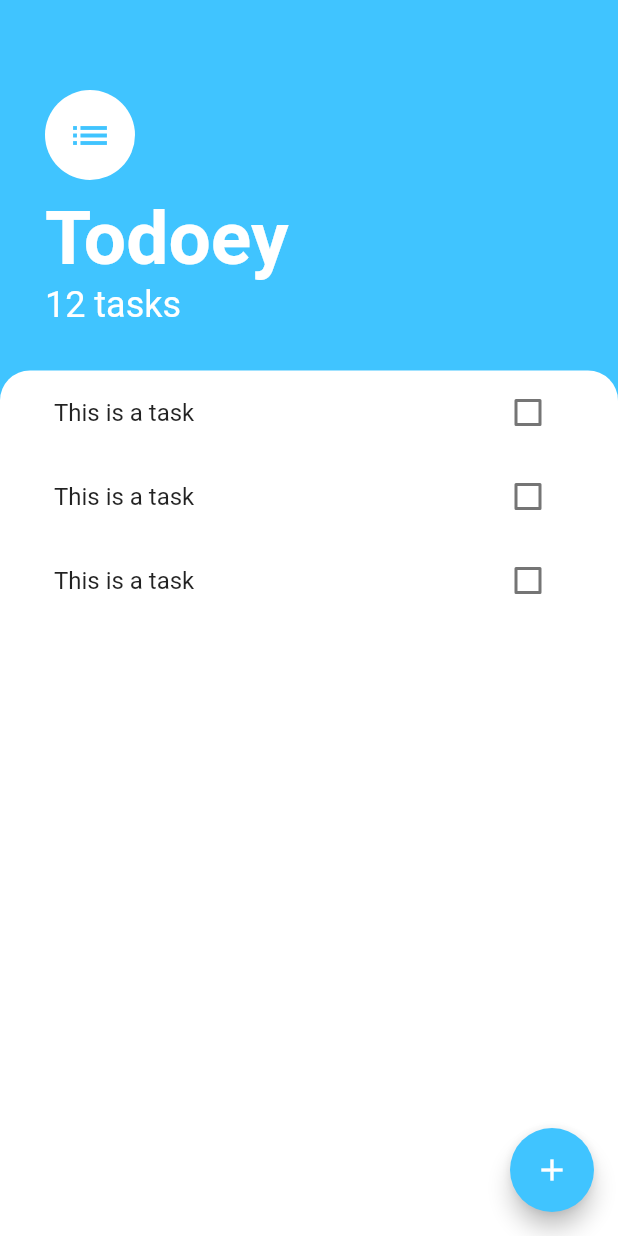
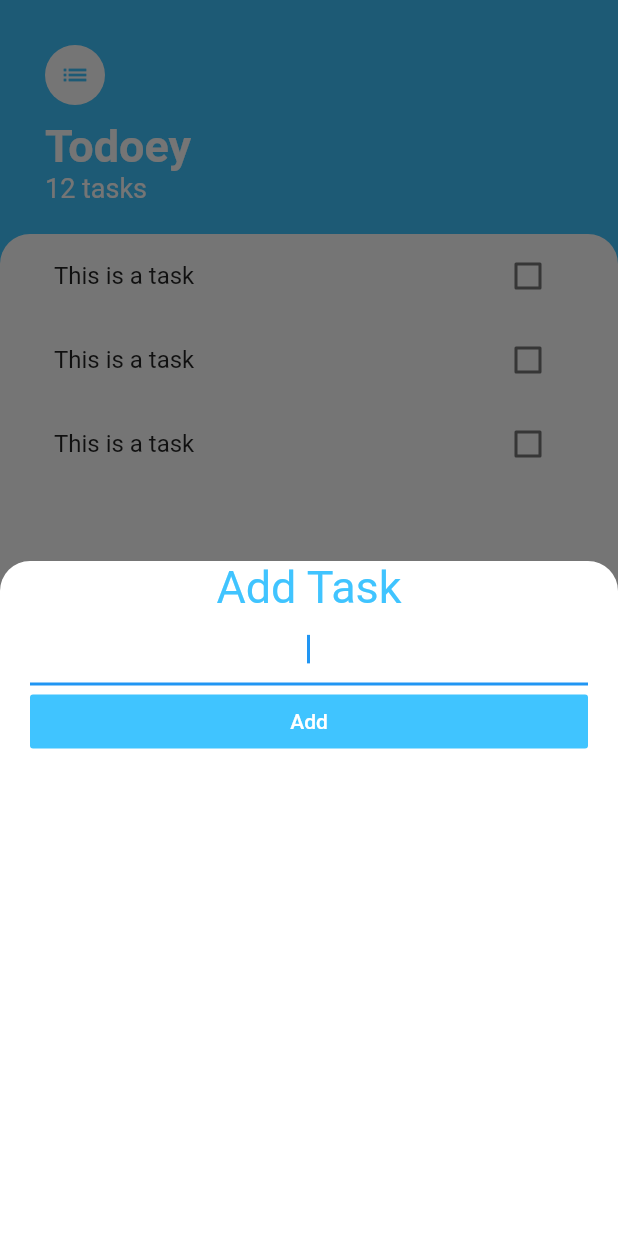
Before and after one commit to Eldot/todoey_flutter, a Flutter app: the screen it shows after launch, after a tap on the "add" icon, on a phone screen of 412 x 824 dp. Run offline on Flutter 3.47's test engine with Material 2 defaults, Android fonts, the phone set to English and light mode, and no system bars.

Commit message:
Added a non-functioning AddTaskScreen

```diff
--- /dev/null
+++ b/lib/screens/add_task_screen.dart
@@ -0,0 +1,48 @@
+import 'package:flutter/material.dart';
+
+class AddTaskScreen extends StatelessWidget {
+  @override
+  Widget build(BuildContext context) {
+    return Container(
+      color: Color(0xff757575),
+      height: 450.0,
+      child: Container(
+        padding: EdgeInsets.symmetric(horizontal: 20.0),
+        decoration: BoxDecoration(
+          color: Colors.white,
+          borderRadius: BorderRadius.only(
+            topLeft: Radius.circular(20.0),
+            topRight: Radius.circular(20.0),
+          ),
+        ),
+        child: Column(
+          crossAxisAlignment: CrossAxisAlignment.stretch,
+          children: [
+            Text(
+              'Add Task',
+              textAlign: TextAlign.center,
+              style: TextStyle(
+                fontSize: 30.0,
+                color: Colors.lightBlueAccent,
+              ),
+            ),
+            TextField(
+              autofocus: true, // to pop up the keyboard automatically
+              textAlign: TextAlign.center,
+            ),
+            FlatButton(
+              child: Text(
+                'Add',
+                style: TextStyle(
+                  color: Colors.white,
+                ),
+              ),
+              color: Colors.lightBlueAccent,
+              onPressed: () {},
+            ),
+          ],
+        ),
+      ),
+    );
+  }
+}
--- a/lib/screens/tasks_screen.dart
+++ b/lib/screens/tasks_screen.dart
@@ -1,5 +1,6 @@
 import 'package:flutter/material.dart';
 import 'package:todoey_flutter/widgets/tasks_list.dart';
+import 'add_task_screen.dart';
 
 class TasksScreen extends StatelessWidget {
   @override
@@ -8,7 +9,12 @@ class TasksScreen extends StatelessWidget {
       backgroundColor: Colors.lightBlueAccent,
       floatingActionButton: FloatingActionButton(
         backgroundColor: Colors.lightBlueAccent,
-        onPressed: () {},
+        onPressed: () {
+          showModalBottomSheet(
+              isScrollControlled: true,
+              context: context,
+              builder: (context) => AddTaskScreen());
+        },
         child: Icon(Icons.add),
       ),
       body: Column(
@@ -16,18 +22,18 @@ class TasksScreen extends StatelessWidget {
         children: [
           Container(
             padding: EdgeInsets.only(
-                top: 60.0, left: 30.0, right: 30.0, bottom: 30.0),
+                top: 30.0, left: 30.0, right: 30.0, bottom: 20.0),
             child: Column(
               crossAxisAlignment: CrossAxisAlignment.start,
               children: [
                 CircleAvatar(
                   child: Icon(
                     Icons.list,
-                    size: 30.0,
+                    size: 20.0,
                     color: Colors.lightBlueAccent,
                   ),
                   backgroundColor: Colors.white,
-                  radius: 30.0,
+                  radius: 20.0,
                 ),
                 SizedBox(
                   height: 10.0,
@@ -36,7 +42,7 @@ class TasksScreen extends StatelessWidget {
                   'Todoey',
                   style: TextStyle(
                     color: Colors.white,
-                    fontSize: 50.0,
+                    fontSize: 30.0,
                     fontWeight: FontWeight.bold,
                   ),
                 ),
@@ -44,7 +50,7 @@ class TasksScreen extends StatelessWidget {
                   '12 tasks',
                   style: TextStyle(
                     color: Colors.white,
-                    fontSize: 24.0,
+                    fontSize: 18.0,
                   ),
                 ),
               ],
@@ -66,4 +72,10 @@ class TasksScreen extends StatelessWidget {
       ),
     );
   }
+
+  Widget buildBottomSheet(BuildContext context) {
+    return Container(
+      child: Text('This is a bottom sheet'),
+    );
+  }
 }
```
